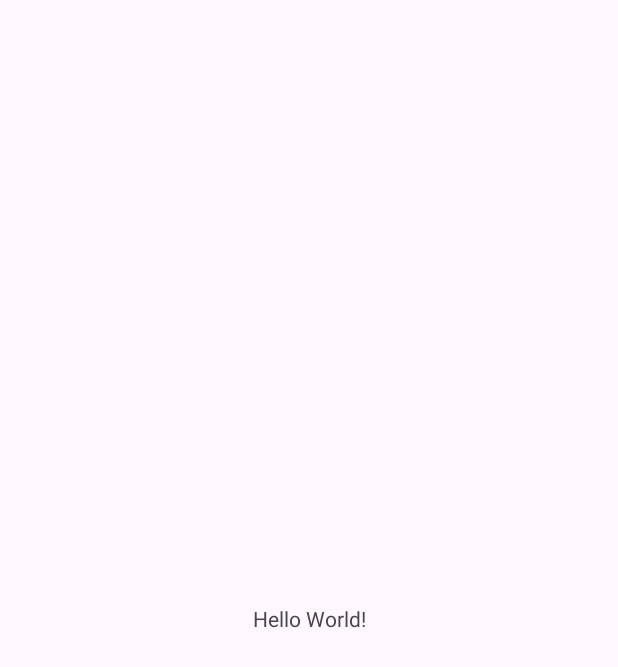
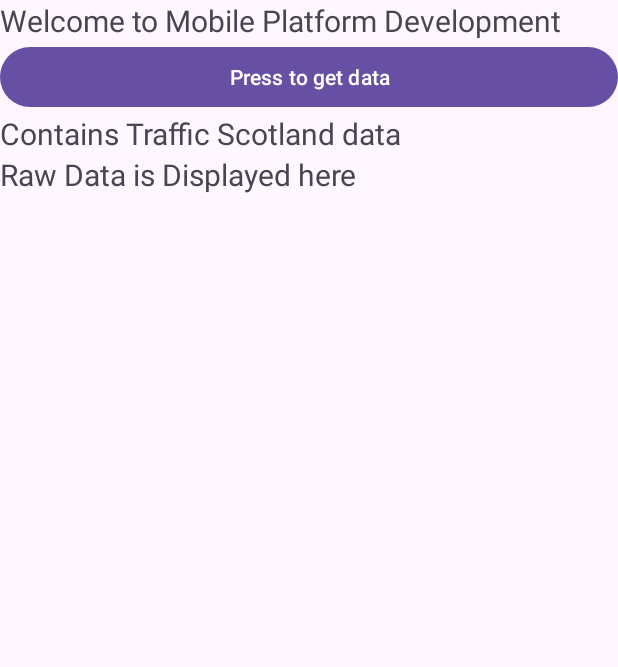
Before and after one commit to nhealing/Healing_Nicholas_S2533080, an Android app: the screen it shows after launch (MainActivity), on a phone screen of 412 x 824 dp. Before the commit the part shown is almost empty. Shown: the top 667 px of the screen. Run offline under Robolectric (Android 15) with nearby library versions, the phone set to English and light mode, and no system bars.

Commit message:
Integrate Traffic Scotland starter and verify API connection

```diff
--- a/app/src/main/AndroidManifest.xml
+++ b/app/src/main/AndroidManifest.xml
@@ -1,8 +1,10 @@
 <?xml version="1.0" encoding="utf-8"?>
 <manifest xmlns:android="http://schemas.android.com/apk/res/android"
     xmlns:tools="http://schemas.android.com/tools">
+    <uses-permission android:name="android.permission.INTERNET" />
 
     <application
+        android:usesCleartextTraffic="true"
         android:allowBackup="true"
         android:dataExtractionRules="@xml/data_extraction_rules"
         android:fullBackupContent="@xml/backup_rules"
--- a/app/src/main/res/layout/activity_main.xml
+++ b/app/src/main/res/layout/activity_main.xml
@@ -1,19 +1,40 @@
 <?xml version="1.0" encoding="utf-8"?>
-<androidx.constraintlayout.widget.ConstraintLayout xmlns:android="http://schemas.android.com/apk/res/android"
-    xmlns:app="http://schemas.android.com/apk/res-auto"
-    xmlns:tools="http://schemas.android.com/tools"
+<!-- MPD XML Starter code 2025-2026 -->
+<ScrollView xmlns:android="http://schemas.android.com/apk/res/android"
     android:id="@+id/main"
-    android:layout_width="match_parent"
-    android:layout_height="match_parent"
-    tools:context=".MainActivity">
+    android:layout_width="fill_parent"
+    android:layout_height="fill_parent">
+    <LinearLayout xmlns:android="http://schemas.android.com/apk/res/android"
+        android:orientation="vertical"
+        android:layout_width="fill_parent"
+        android:layout_height="fill_parent">
 
-    <TextView
-        android:layout_width="wrap_content"
-        android:layout_height="wrap_content"
-        android:text="Hello World!"
-        app:layout_constraintBottom_toBottomOf="parent"
-        app:layout_constraintEnd_toEndOf="parent"
-        app:layout_constraintStart_toStartOf="parent"
-        app:layout_constraintTop_toTopOf="parent" />
-
-</androidx.constraintlayout.widget.ConstraintLayout>
+        <TextView
+            android:id="@+id/salutation"
+            android:layout_width="fill_parent"
+            android:layout_height="wrap_content"
+            android:textSize="20sp"
+            android:text="Welcome to Mobile Platform Development"
+            />
+        <Button
+            android:id="@+id/startButton"
+            android:layout_width="fill_parent"
+            android:layout_height="wrap_content"
+            android:text="Press to get data"
+            />
+        <TextView
+            android:id="@+id/acknowledgement"
+            android:layout_width="fill_parent"
+            android:layout_height="wrap_content"
+            android:textSize="20sp"
+            android:text="Contains Traffic Scotland data"
+            />
+        <TextView
+            android:id="@+id/rawDataDisplay"
+            android:layout_width="fill_parent"
+            android:layout_height="wrap_content"
+            android:textSize="20sp"
+            android:text="Raw Data is Displayed here"
+            />
+    </LinearLayout>
+</ScrollView>
```
Also changed, not shown: app/build.gradle.kts (+28 -0 lines), app/src/main/java/org/me/gcu/healing_nicholas_s2533080/MainActivity.java (+122 -1 lines), 1 other file.
